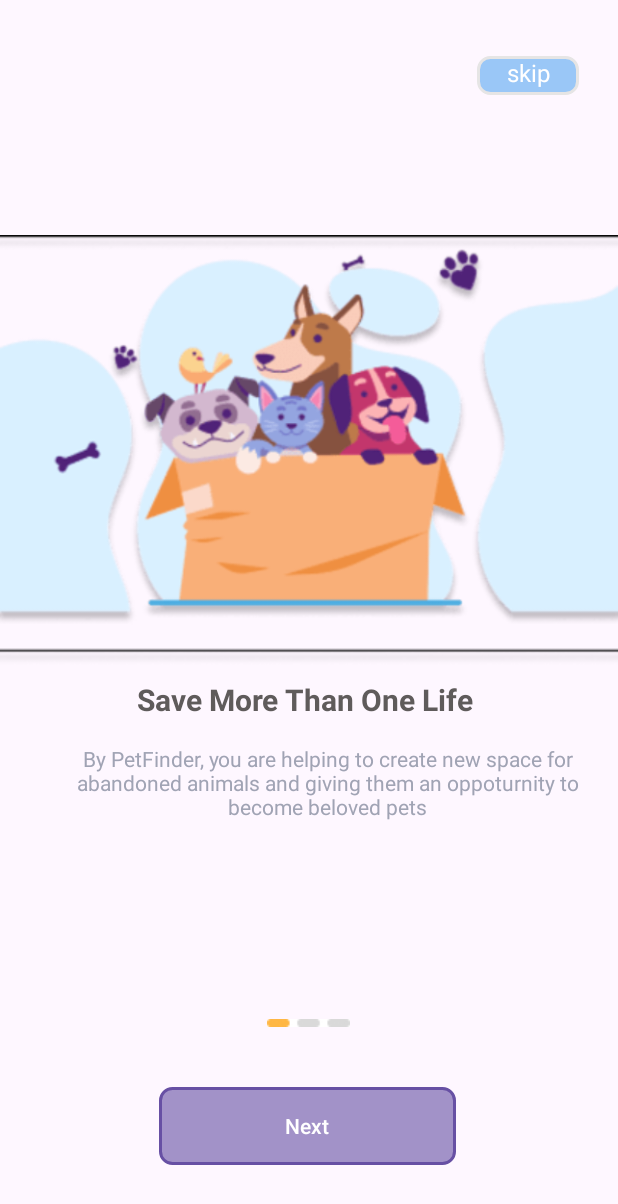
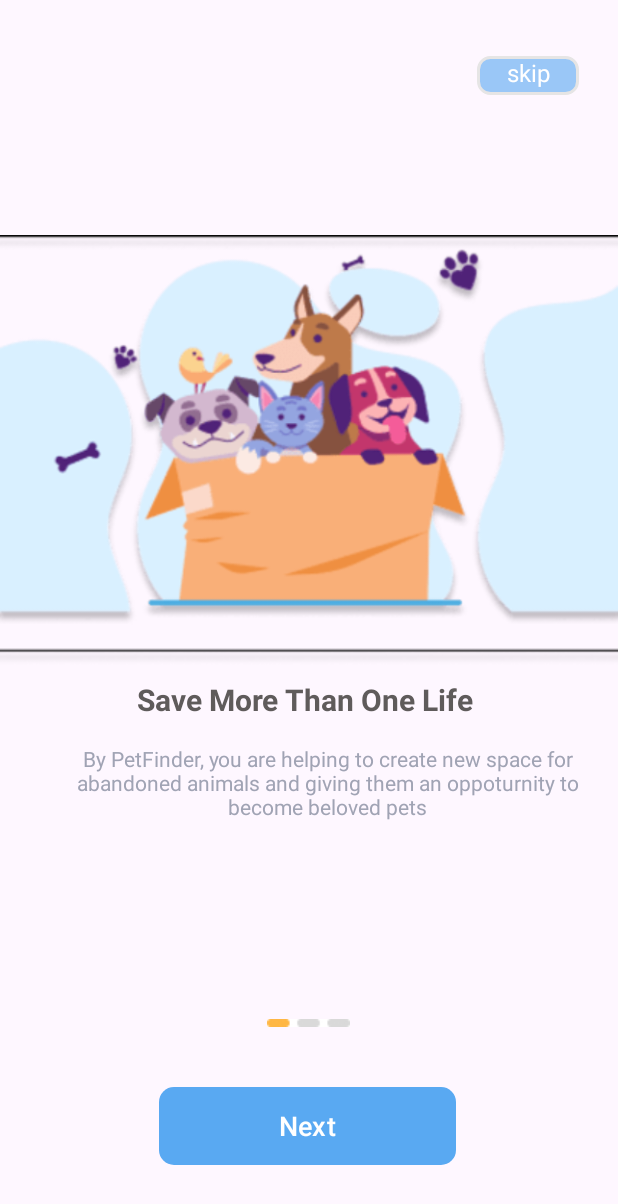
Before and after one commit to vvvjey/Pet_Finder_Appp, an Android app: the Splash1Activity screen opened directly, with no data from a screen before it, on a phone screen of 412 x 824 dp. Shown: the top 1204 px of the screen. Run offline under Robolectric (Android 15) with nearby library versions, the phone set to English and light mode, and no system bars.

Commit message:
fea: change color for 3 splash buttons

```diff
--- a/app/src/main/res/layout/splash1.xml
+++ b/app/src/main/res/layout/splash1.xml
@@ -70,9 +70,10 @@
         android:layout_height="52dp"
         android:layout_marginStart="106dp"
         android:layout_marginBottom="47dp"
-        android:background="@drawable/border_radius_splash_skip"
-        android:backgroundTint="#59A9F2"
+        android:background="@drawable/button_rounded"
+        app:backgroundTint="@null"
         android:text="Next"
+        android:textSize="18sp"
         app:layout_constraintBottom_toBottomOf="parent"
         app:layout_constraintStart_toStartOf="parent" />
 
--- a/app/src/main/res/layout/splash2.xml
+++ b/app/src/main/res/layout/splash2.xml
@@ -75,9 +75,10 @@
         android:layout_marginStart="106dp"
         android:layout_marginTop="32dp"
         android:layout_marginBottom="47dp"
-        android:background="@drawable/border_radius_splash_skip"
-        android:backgroundTint="#59A9F2"
+        android:background="@drawable/button_rounded"
+        app:backgroundTint="@null"
         android:text="Next"
+        android:textSize="18sp"
         app:layout_constraintBottom_toBottomOf="parent"
         app:layout_constraintStart_toStartOf="parent"
         app:layout_constraintTop_toBottomOf="@+id/imageView10" />
--- a/app/src/main/res/layout/splash3.xml
+++ b/app/src/main/res/layout/splash3.xml
@@ -74,9 +74,10 @@
         android:layout_marginStart="106dp"
         android:layout_marginTop="32dp"
         android:layout_marginBottom="47dp"
-        android:background="@drawable/border_radius_splash_skip"
-        android:backgroundTint="#59A9F2"
+        android:background="@drawable/button_rounded"
+        app:backgroundTint="@null"
         android:text="Get Started"
+        android:textSize="18sp"
         app:layout_constraintBottom_toBottomOf="parent"
         app:layout_constraintStart_toStartOf="parent"
         app:layout_constraintTop_toBottomOf="@+id/imageView10" />
```
